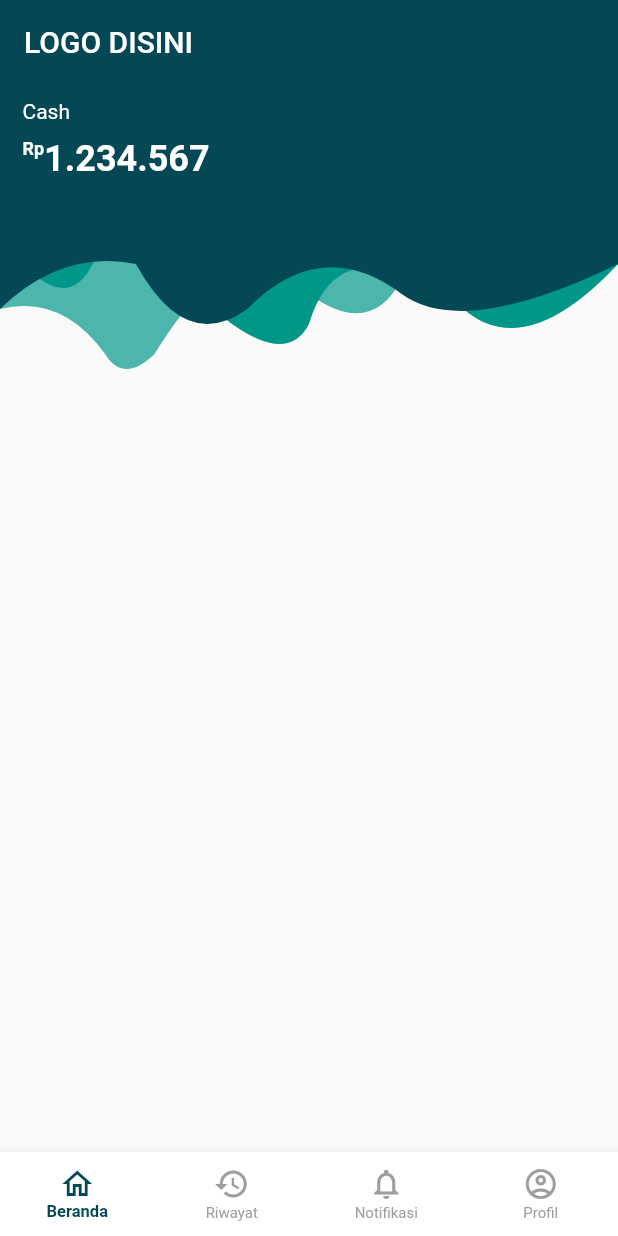
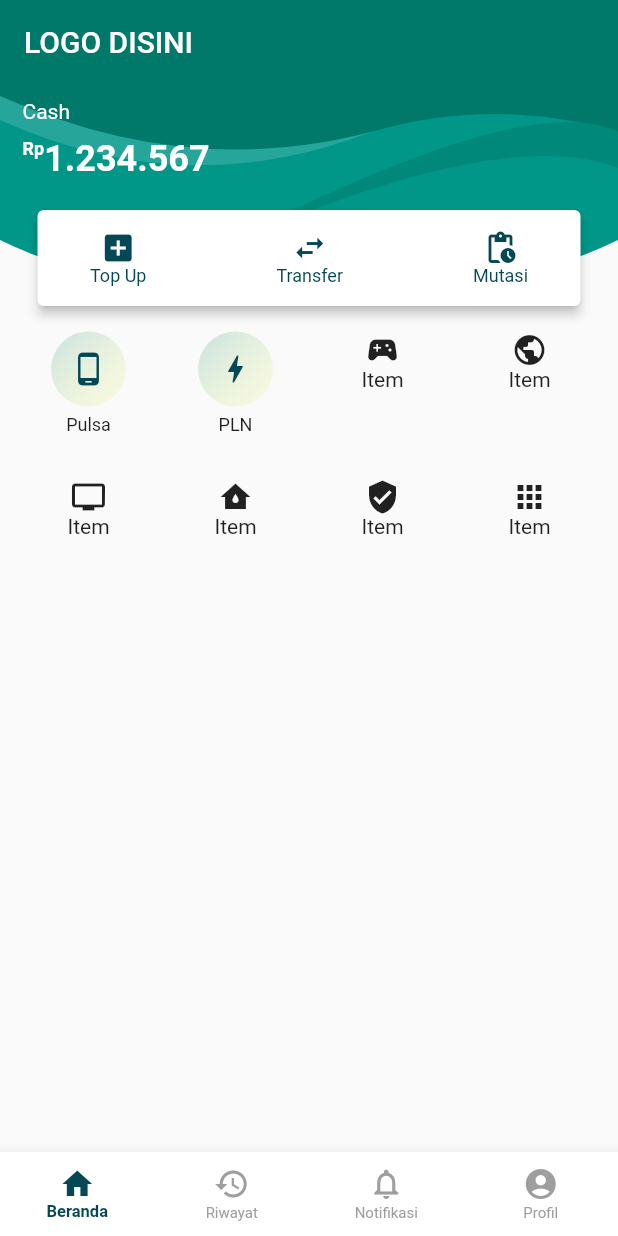
Before and after one commit to abdik84/learn-flutter, a Flutter app: the screen it shows after launch, on a phone screen of 412 x 824 dp. Run offline on Flutter 3.47's test engine with Material 2 defaults, Android fonts, the phone set to English and light mode, and no system bars.

Commit message:
main page layout

```diff
--- a/lib/main.dart
+++ b/lib/main.dart
@@ -10,17 +10,29 @@ void main() {
 
 class MyApp extends StatelessWidget {
   // This widget is the root of your application.
+  // final Map<int, Color> color = {
+  //   50: Color.fromRGBO(0X04, 0X48, 0X55, .1),
+  //   100: Color.fromRGBO(0X04, 0X48, 0X55, .2),
+  //   200: Color.fromRGBO(0X04, 0X48, 0X55, .3),
+  //   300: Color.fromRGBO(0X04, 0X48, 0X55, .4),
+  //   400: Color.fromRGBO(0X04, 0X48, 0X55, .5),
+  //   500: Color.fromRGBO(0X04, 0X48, 0X55, .6),
+  //   600: Color.fromRGBO(0X04, 0X48, 0X55, .7),
+  //   700: Color.fromRGBO(0X04, 0X48, 0X55, .8),
+  //   800: Color.fromRGBO(0X04, 0X48, 0X55, .9),
+  //   900: Color.fromRGBO(0X04, 0X48, 0X55, 1),
+  // };
   final Map<int, Color> color = {
-    50: Color.fromRGBO(0X04, 0X48, 0X55, .1),
-    100: Color.fromRGBO(0X04, 0X48, 0X55, .2),
-    200: Color.fromRGBO(0X04, 0X48, 0X55, .3),
-    300: Color.fromRGBO(0X04, 0X48, 0X55, .4),
-    400: Color.fromRGBO(0X04, 0X48, 0X55, .5),
-    500: Color.fromRGBO(0X04, 0X48, 0X55, .6),
-    600: Color.fromRGBO(0X04, 0X48, 0X55, .7),
-    700: Color.fromRGBO(0X04, 0X48, 0X55, .8),
-    800: Color.fromRGBO(0X04, 0X48, 0X55, .9),
-    900: Color.fromRGBO(0X04, 0X48, 0X55, 1),
+    50: Color.fromRGBO(0X00, 0X79, 0X6B, .1),
+    100: Color.fromRGBO(0X00, 0X79, 0X6B, .2),
+    200: Color.fromRGBO(0X00, 0X79, 0X6B, .3),
+    300: Color.fromRGBO(0X00, 0X79, 0X6B, .4),
+    400: Color.fromRGBO(0X00, 0X79, 0X6B, .5),
+    500: Color.fromRGBO(0X00, 0X79, 0X6B, .6),
+    600: Color.fromRGBO(0X00, 0X79, 0X6B, .7),
+    700: Color.fromRGBO(0X00, 0X79, 0X6B, .8),
+    800: Color.fromRGBO(0X00, 0X79, 0X6B, .9),
+    900: Color.fromRGBO(0X00, 0X79, 0X6B, 1),
   };
 
   @override
@@ -28,7 +40,7 @@ class MyApp extends StatelessWidget {
     return MaterialApp(
       title: 'Aplikasi Keren',
       theme: ThemeData(
-        primarySwatch: MaterialColor(0xFF044855, color),
+        primarySwatch: MaterialColor(0xFF00796B, color),
       ),
       home: MyHomePage(),
     );
@@ -53,16 +65,16 @@ class _MyHomePageState extends State<MyHomePage> {
 
   static List<BottomNavigationBarItem> _navigationItems =
       <BottomNavigationBarItem>[
-    BottomNavigationBarItem(icon: Icon(Icons.home_outlined), label: "Beranda"),
+    BottomNavigationBarItem(icon: Icon(Icons.home), label: "Beranda"),
     BottomNavigationBarItem(
         icon: new Icon(
-          Icons.history_outlined,
+          Icons.history,
         ),
         label: "Riwayat"),
     BottomNavigationBarItem(
-        icon: new Icon(Icons.notifications_none_outlined), label: "Notifikasi"),
+        icon: new Icon(Icons.notifications_none), label: "Notifikasi"),
     BottomNavigationBarItem(
-        icon: new Icon(Icons.account_circle_outlined), label: "Profil"),
+        icon: new Icon(Icons.account_circle), label: "Profil"),
   ];
 
   void _onTabChanged(int index) {
--- a/lib/pages/Home/HomePage.dart
+++ b/lib/pages/Home/HomePage.dart
@@ -1,8 +1,10 @@
 import 'package:flutter/material.dart';
 
-Color colorOne = Color(0xFF044855);
+// Color colorOne = Color(0xFF044855);
+Color colorOne = Colors.teal[700];
 Color colorTwo = Colors.teal;
-Color colorThree = Colors.teal[300];
+Color colorThree = Colors.teal[400];
+Color colorFour = Colors.teal[600];
 
 class HomePage extends StatelessWidget {
   HomePage({Key key}) : super(key: key);
@@ -15,13 +17,99 @@ class HomePage extends StatelessWidget {
           title: Text(title),
           elevation: 0,
         ),
-        body: Column(
+        body: Container(
+            child: Column(
+          mainAxisAlignment: MainAxisAlignment.start,
           children: <Widget>[
-            CustomPaint(
+            MainHeader(),
+            Expanded(
+              child: GridView.count(
+                crossAxisCount: 4,
+                childAspectRatio: 1,
+                padding: EdgeInsets.symmetric(horizontal: 10, vertical: 5),
+                children: <Widget>[
+                  Column(children: [
+                    InkWell(
+                        onTap: () {},
+                        borderRadius: BorderRadius.circular(50),
+                        splashColor: Colors.teal,
+                        child: Container(
+                          decoration: BoxDecoration(
+                            shape: BoxShape.circle,
+                            gradient: LinearGradient(
+                              begin: Alignment.topLeft,
+                              end: Alignment.bottomRight,
+                              colors: <Color>[
+                                Color.fromRGBO(0x00, 0x80, 0x80, .2),
+                                Color.fromRGBO(0xFF, 0xFF, 0x00, .1)
+                              ],
+                            ),
+                          ),
+                          child: SizedBox(
+                            width: 50,
+                            height: 50,
+                            child: Icon(Icons.phone_android,
+                                color: Color(0xFF044855)),
+                          ),
+                        )),
+                    SizedBox(height: 5),
+                    Text(
+                      "Pulsa",
+                      style: TextStyle(fontSize: 12),
+                    )
+                  ]),
+                  Column(children: [
+                    InkWell(
+                        onTap: () {},
+                        borderRadius: BorderRadius.circular(50),
+                        splashColor: Colors.teal,
+                        child: Container(
+                          decoration: BoxDecoration(
+                            shape: BoxShape.circle,
+                            gradient: LinearGradient(
+                              begin: Alignment.topLeft,
+                              end: Alignment.bottomRight,
+                              colors: <Color>[
+                                Color.fromRGBO(0x00, 0x80, 0x80, .2),
+                                Color.fromRGBO(0xFF, 0xFF, 0x00, .1)
+                              ],
+                            ),
+                          ),
+                          child: SizedBox(
+                            width: 50,
+                            height: 50,
+                            child: Icon(Icons.bolt, color: Color(0xFF044855)),
+                          ),
+                        )),
+                    SizedBox(height: 5),
+                    Text(
+                      "PLN",
+                      style: TextStyle(fontSize: 12),
+                    )
+                  ]),
+                  Column(children: [Icon(Icons.sports_esports), Text("Item")]),
+                  Column(children: [Icon(Icons.public), Text("Item")]),
+                  Column(children: [Icon(Icons.tv), Text("Item")]),
+                  Column(
+                      children: [Icon(Icons.water_damage_sharp), Text("Item")]),
+                  Column(children: [Icon(Icons.verified_user), Text("Item")]),
+                  Column(children: [Icon(Icons.apps), Text("Item")]),
+                ],
+              ),
+            ),
+          ],
+        )));
+  }
+}
+
+class MainHeader extends StatelessWidget {
+  @override
+  Widget build(BuildContext context) {
+    return CustomPaint(
       child: Container(
         alignment: Alignment.topLeft,
         width: double.infinity,
-                height: 200,
+        height: 160,
         padding: EdgeInsets.symmetric(horizontal: 15.0, vertical: 10.0),
         child: Column(
           mainAxisAlignment: MainAxisAlignment.start,
@@ -51,75 +139,110 @@ class HomePage extends StatelessWidget {
                         color: Colors.white)),
               ],
             ),
+            Card(
+              margin: EdgeInsets.fromLTRB(10, 20, 10, 0),
+              clipBehavior: Clip.antiAlias,
+              color: Colors.white,
+              elevation: 3.0,
+              child: Padding(
+                padding: const EdgeInsets.symmetric(
+                    horizontal: 35.0, vertical: 13.0),
+                child: Row(
+                  mainAxisAlignment: MainAxisAlignment.spaceBetween,
+                  children: <Widget>[
+                    Column(
+                      children: [
+                        Icon(
+                          Icons.add_box,
+                          color: Color(0xFF044855),
+                        ),
+                        Text(
+                          "Top Up",
+                          style:
+                              TextStyle(color: Color(0xFF044855), fontSize: 12),
+                        )
+                      ],
+                    ),
+                    Column(
+                      children: [
+                        Icon(
+                          Icons.swap_horiz,
+                          color: Color(0xFF044855),
+                        ),
+                        Text(
+                          "Transfer",
+                          style:
+                              TextStyle(color: Color(0xFF044855), fontSize: 12),
+                        )
+                      ],
+                    ),
+                    Column(
+                      children: [
+                        Icon(
+                          Icons.pending_actions,
+                          color: Color(0xFF044855),
+                        ),
+                        Text(
+                          "Mutasi",
+                          style:
+                              TextStyle(color: Color(0xFF044855), fontSize: 12),
+                        )
+                      ],
+                    ),
                   ],
                 ),
               ),
-              painter: CurvePainter(),
             ),
-            Card(
-              margin: EdgeInsets.symmetric(horizontal: 20, vertical: 5),
-              clipBehavior: Clip.antiAlias,
-              elevation: 5,
-            )
           ],
-        ));
+        ),
+      ),
+      painter: HeaderBackground(),
+    );
   }
 }
 
-class CurvePainter extends CustomPainter {
+class HeaderBackground extends CustomPainter {
   @override
   void paint(Canvas canvas, Size size) {
     Path path = Path();
     Paint paint = Paint();
 
-    path.lineTo(0, size.height * 0.75);
-    path.quadraticBezierTo(size.width * 0.10, size.height * 0.70,
-        size.width * 0.17, size.height * 0.90);
+    path.lineTo(0, size.height * 0.65);
+    path.quadraticBezierTo(size.width * 0.20, size.height * 0.90,
+        size.width * 0.5, size.height * 0.90);
     path.quadraticBezierTo(
-        size.width * 0.20, size.height, size.width * 0.25, size.height * 0.90);
-    path.quadraticBezierTo(size.width * 0.40, size.height * 0.40,
-        size.width * 0.50, size.height * 0.70);
-    path.quadraticBezierTo(size.width * 0.60, size.height * 0.85,
-        size.width * 0.65, size.height * 0.65);
-    path.quadraticBezierTo(
-        size.width * 0.70, size.height * 0.90, size.width, 0);
-    path.close();
+        size.width * 0.80, size.height * 0.90, size.width, size.height * 0.65);
+    path.lineTo(size.width, 0);
+    paint.color = colorTwo;
+    canvas.drawPath(path, paint);
 
+    path = Path();
+    path.lineTo(0, size.height * 0.15);
+    path.quadraticBezierTo(size.width * 0.30, size.height * 0.50,
+        size.width * 0.60, size.height * 0.20);
     paint.color = colorThree;
     canvas.drawPath(path, paint);
 
     path = Path();
-    path.lineTo(0, size.height * 0.50);
-    path.quadraticBezierTo(size.width * 0.10, size.height * 0.80,
-        size.width * 0.15, size.height * 0.60);
-    path.quadraticBezierTo(size.width * 0.20, size.height * 0.45,
-        size.width * 0.27, size.height * 0.60);
+    path.lineTo(0, size.height * 0.05);
+    path.quadraticBezierTo(size.width * 0.30, size.height * 0.40,
+        size.width * 0.60, size.height * 0.20);
     path.quadraticBezierTo(
-        size.width * 0.45, size.height, size.width * 0.50, size.height * 0.80);
-    path.quadraticBezierTo(size.width * 0.55, size.height * 0.45,
-        size.width * 0.75, size.height * 0.75);
-    path.quadraticBezierTo(
-        size.width * 0.85, size.height * 0.93, size.width, size.height * 0.60);
+        size.width * 0.80, size.height * 0.05, size.width, size.height * 0.20);
     path.lineTo(size.width, 0);
-    path.close();
-
-    paint.color = colorTwo;
+    paint.color = colorOne;
     canvas.drawPath(path, paint);
 
     path = Path();
-    path.lineTo(0, size.height * 0.75);
-    path.quadraticBezierTo(size.width * 0.10, size.height * 0.55,
-        size.width * 0.22, size.height * 0.60);
-    path.quadraticBezierTo(size.width * 0.30, size.height * 0.90,
-        size.width * 0.40, size.height * 0.75);
-    path.quadraticBezierTo(size.width * 0.52, size.height * 0.50,
-        size.width * 0.65, size.height * 0.70);
+    path.moveTo(size.width, size.height * 0.35);
+    path.lineTo(size.width, size.height * 0.20);
+    path.quadraticBezierTo(size.width * 0.85, size.height * 0,
+        size.width * 0.30, size.height * 0.75);
     path.quadraticBezierTo(
-        size.width * 0.75, size.height * 0.85, size.width, size.height * 0.60);
-    path.lineTo(size.width, 0);
-    path.close();
+        size.width * 0.80, size.height * 0.15, size.width, size.height * 0.35);
 
-    paint.color = colorOne;
+    path.lineTo(size.width, size.height * .35);
+    paint.color = colorFour;
     canvas.drawPath(path, paint);
   }
 
```
Lines whose indentation alone changed are shown as unchanged.
